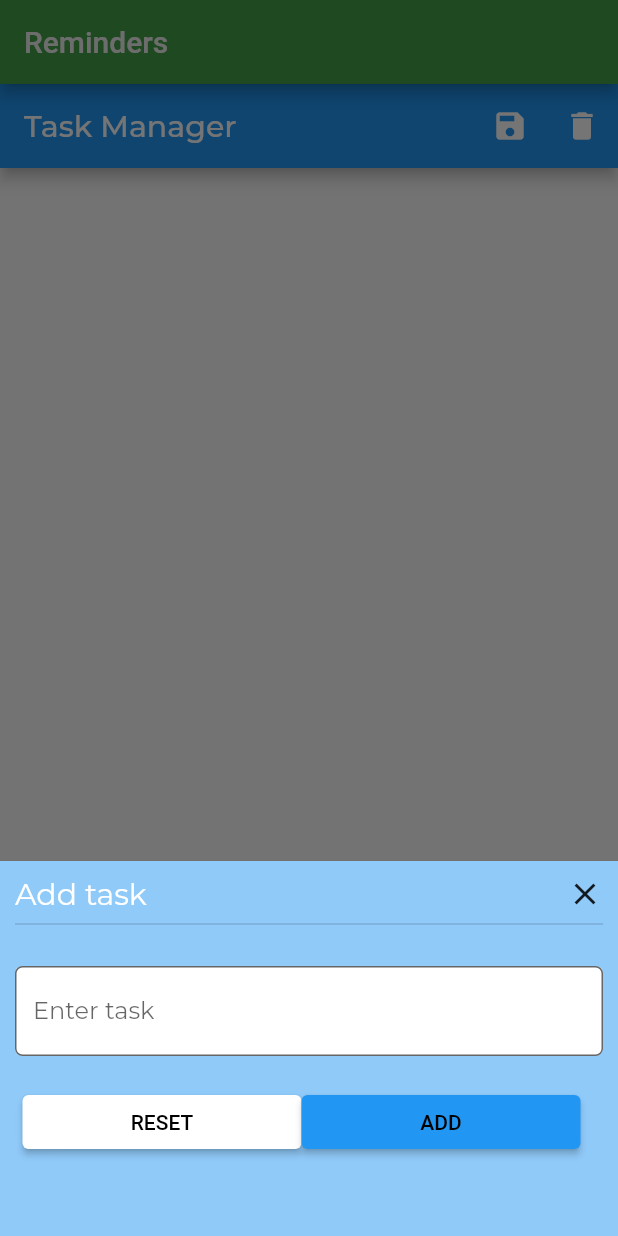
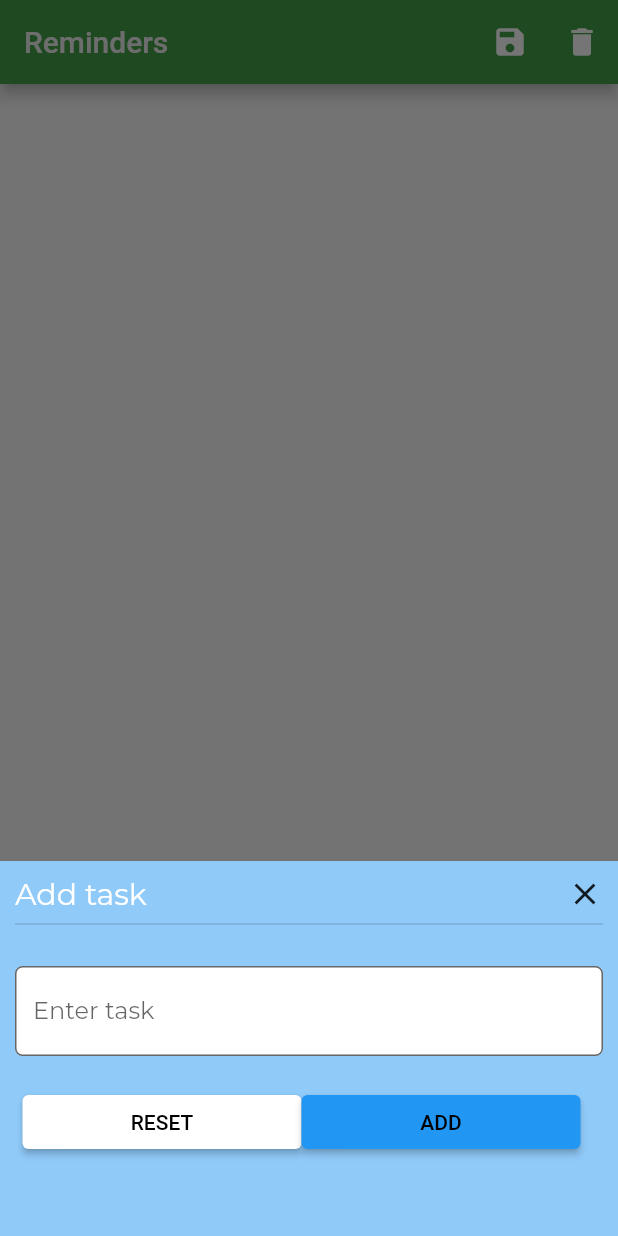
Before and after one commit to akhilk999/GardenGuide, a Flutter app: the screen it shows after launch, item 4 of the bottom bar chosen, after a tap on the "add" icon, on a phone screen of 412 x 824 dp. Run offline on Flutter 3.47's test engine with Material 2 defaults, Android fonts, the phone set to English and light mode, and no system bars; our stand-ins replace google_fonts, shared_preferences.

Commit message:
fixed overlapping app bars on reminders.dart and localized app bars for each page

```diff
--- a/lib/dashboard.dart
+++ b/lib/dashboard.dart
@@ -9,6 +9,15 @@ class _DashboardState extends State<Dashboard> {
   @override
   Widget build(BuildContext context) {
     return Scaffold(
+        appBar: AppBar(
+          iconTheme: IconThemeData(
+            color: Colors.grey[200],
+          ),
+          title: Text(
+              "Dashboard",
+              style: TextStyle(fontSize: 20,color: Colors.grey[200],)),
+          backgroundColor: Colors.green[600],
+        ),
         body: Container(
           child: Align(
             alignment: Alignment(0.00,-0.90),
--- a/lib/main.dart
+++ b/lib/main.dart
@@ -57,15 +57,7 @@ class _BottomBarState extends State<BottomBar> {
     return Scaffold(
       backgroundColor: Colors.grey[200],
       body: children[_currentIndex],
-      appBar: AppBar(
-        iconTheme: IconThemeData(
-          color: Colors.grey[200],
-        ),
-        title: Text(
-            _title,
-            style: TextStyle(fontSize: 20,color: Colors.grey[200],)),
-        backgroundColor: Colors.green[600],
-      ),
+
       bottomNavigationBar: BottomNavigationBar(
         iconSize: 25,
         selectedFontSize: 15,
--- a/lib/reminders.dart
+++ b/lib/reminders.dart
@@ -79,9 +79,9 @@ class _RemindersState extends State<Reminders> {
     return Scaffold(
       appBar: AppBar(
         title: Text(
-          'Task Manager',
-          style: GoogleFonts.montserrat(),
-        ),
+          'Reminders',
+            style: TextStyle(fontSize: 20,color: Colors.grey[200],)),
+        backgroundColor: Colors.green[600],
         actions: [
           IconButton(
             icon: Icon(Icons.save),
@@ -146,7 +146,7 @@ class _RemindersState extends State<Reminders> {
           Icons.add,
           color: Colors.white,
         ),
-        backgroundColor: Colors.blue,
+        backgroundColor: Colors.green[600],
         onPressed: () => showModalBottomSheet(
           context: context,
           builder: (BuildContext context) => Container(
```
Also changed, not shown: lib/search.dart (+9 -0 lines), lib/settings.dart (+9 -0 lines), lib/tutorials.dart (+9 -0 lines).
